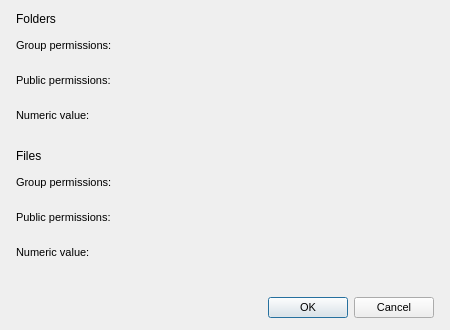
meganz/MEGAsync, file src/MEGASync/gui/macx/PermissionsDialog.ui: the form before one commit.
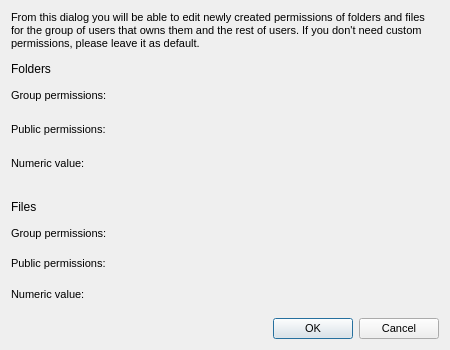
The form after the commit. Custom widgets are drawn as their Qt base class.

Commit message: Updated Permissions dialog: - Added detailed explanation - UI alignments

```diff
--- a/src/MEGASync/gui/macx/PermissionsDialog.ui
+++ b/src/MEGASync/gui/macx/PermissionsDialog.ui
@@ -7,19 +7,19 @@
     <x>0</x>
     <y>0</y>
     <width>450</width>
-    <height>330</height>
+    <height>350</height>
    </rect>
   </property>
   <property name="minimumSize">
    <size>
     <width>450</width>
-    <height>0</height>
+    <height>350</height>
    </size>
   </property>
   <property name="maximumSize">
    <size>
     <width>450</width>
-    <height>16777215</height>
+    <height>350</height>
    </size>
   </property>
   <property name="windowTitle">
@@ -38,24 +38,31 @@
 }</string>
   </property>
   <layout class="QVBoxLayout" name="verticalLayout">
-   <property name="leftMargin">
-    <number>16</number>
-   </property>
-   <property name="topMargin">
-    <number>0</number>
-   </property>
-   <property name="rightMargin">
-    <number>16</number>
-   </property>
-   <property name="bottomMargin">
+   <property name="spacing">
     <number>12</number>
    </property>
+   <item>
+    <widget class="QLabel" name="lPermissionsDesc">
+     <property name="styleSheet">
+      <string notr="true"/>
+     </property>
+     <property name="text">
+      <string>From this dialog you will be able to edit newly created permissions of folders and files for the group of users that owns them and the rest of users. If you don't need custom permissions, please leave it as default.</string>
+     </property>
+     <property name="wordWrap">
+      <bool>true</bool>
+     </property>
+    </widget>
+   </item>
    <item>
     <widget class="QWidget" name="widget_5" native="true">
      <property name="layoutDirection">
       <enum>Qt::LeftToRight</enum>
      </property>
      <layout class="QFormLayout" name="formLayout">
+      <property name="fieldGrowthPolicy">
+       <enum>QFormLayout::FieldsStayAtSizeHint</enum>
+      </property>
       <property name="labelAlignment">
        <set>Qt::AlignLeading|Qt::AlignLeft|Qt::AlignVCenter</set>
       </property>
@@ -72,7 +79,7 @@
        <number>0</number>
       </property>
       <property name="topMargin">
-       <number>12</number>
+       <number>0</number>
       </property>
       <property name="rightMargin">
        <number>0</number>
@@ -220,7 +227,7 @@
        <number>0</number>
       </property>
       <property name="topMargin">
-       <number>0</number>
+       <number>10</number>
       </property>
       <property name="rightMargin">
        <number>0</number>
```
Left out of the diff: 81 changed lines with no effect on the pictures. The commit also changes 1 other file.
